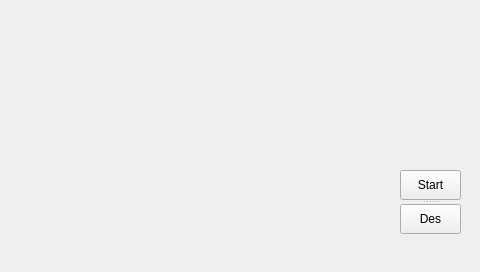
This is GPSMapApp/mapform.ui in minxinfeng/Embedded as Qt 5 draws it before an edit. The edited form follows.
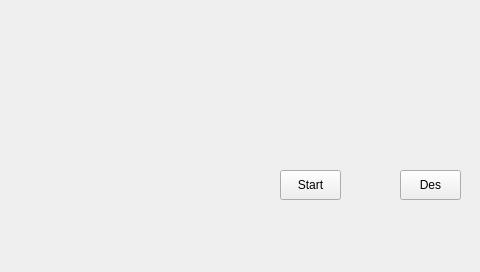
This is the edited form.

Diff of the .ui file:
```diff
--- a/GPSMapApp/mapform.ui
+++ b/GPSMapApp/mapform.ui
@@ -25,19 +25,15 @@
   <property name="windowTitle">
    <string>BJTU Map</string>
   </property>
-  <widget class="QSplitter" name="splitter">
-   <property name="geometry">
-    <rect>
-     <x>400</x>
-     <y>170</y>
-     <width>61</width>
-     <height>66</height>
-    </rect>
-   </property>
-   <property name="orientation">
-    <enum>Qt::Vertical</enum>
-   </property>
    <widget class="QPushButton" name="PBtn_Start">
+   <property name="geometry">
+    <rect>
+     <x>280</x>
+     <y>170</y>
+     <width>61</width>
+     <height>30</height>
+    </rect>
+   </property>
     <property name="minimumSize">
      <size>
       <width>61</width>
@@ -61,6 +57,14 @@
     </property>
    </widget>
    <widget class="QPushButton" name="PBtn_Destination">
+   <property name="geometry">
+    <rect>
+     <x>400</x>
+     <y>170</y>
+     <width>61</width>
+     <height>30</height>
+    </rect>
+   </property>
     <property name="minimumSize">
      <size>
       <width>61</width>
@@ -82,7 +86,6 @@
       <height>10</height>
      </size>
     </property>
-   </widget>
   </widget>
  </widget>
  <resources/>
```
Lines whose indentation alone changed are shown as unchanged.
